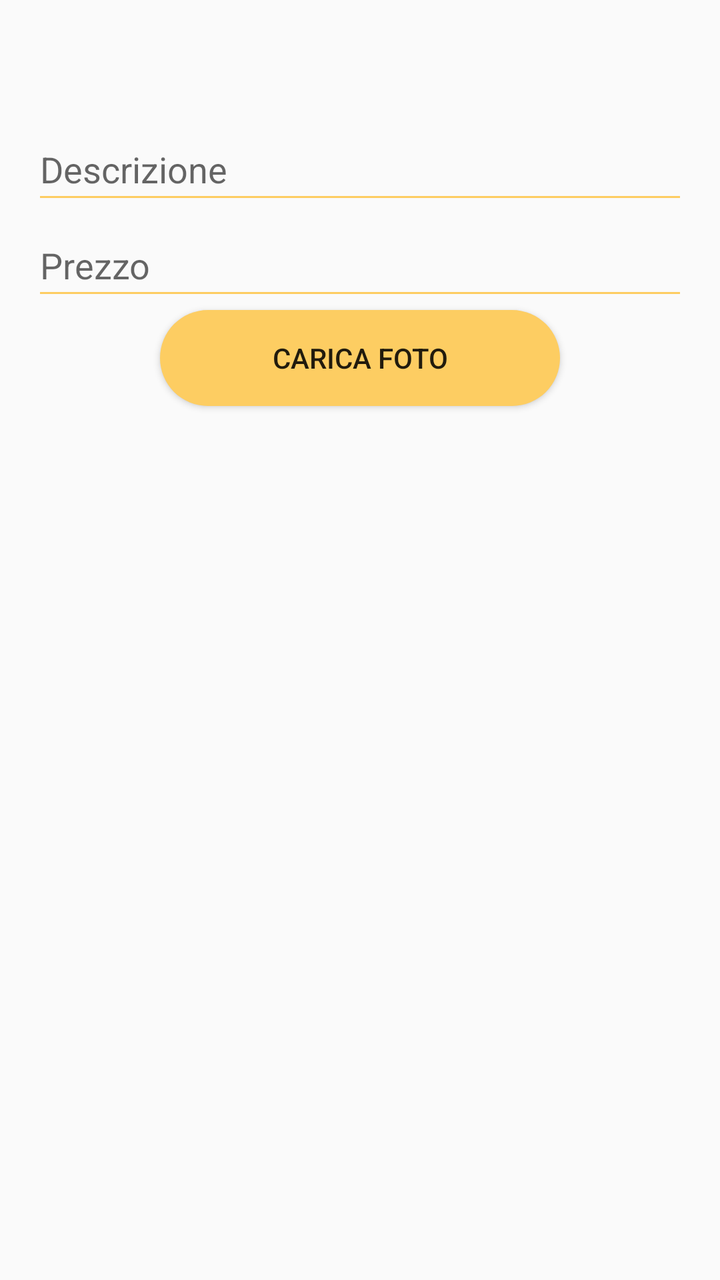
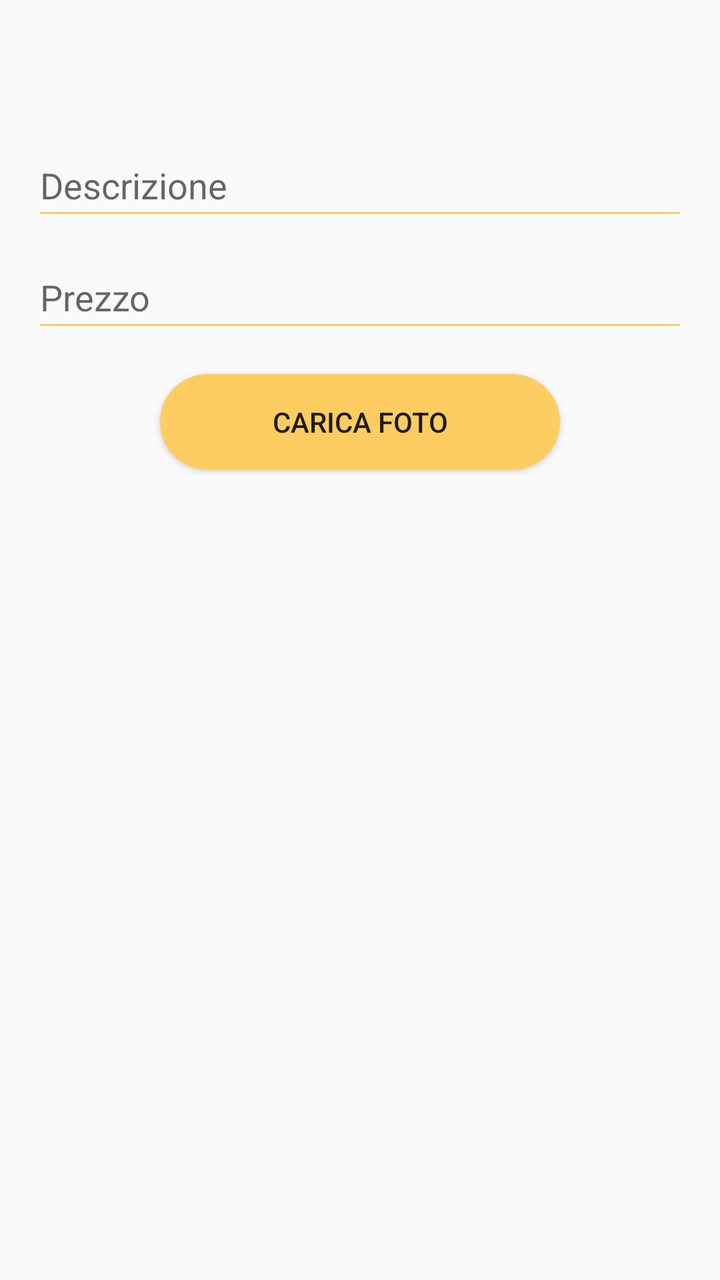

Screens rendered from an Android XML layout before and after an edit, with the pre-edit source and the edit as a unified diff.
<!-- AndroidManifest.xml: application theme Theme.HotSliceApp -->
<!-- res/layout/fragment_modifica_prodotto.xml -->
<?xml version="1.0" encoding="utf-8"?>
<LinearLayout xmlns:android="http://schemas.android.com/apk/res/android"
    android:layout_width="match_parent"
    android:layout_height="wrap_content"
    android:orientation="vertical"
    android:padding="16dp">

    <TextView
        android:id="@+id/editTextName"
        android:layout_width="match_parent"
        android:layout_height="wrap_content"
        android:backgroundTint="@color/yellow"
        android:textSize="20sp"
        android:layout_marginBottom="16dp"/>

    <EditText
        android:id="@+id/editTextDescription"
        android:layout_width="match_parent"
        android:layout_height="48dp"
        android:hint="Descrizione"
        android:backgroundTint="@color/yellow"
        />

    <EditText
        android:id="@+id/editTextPrice"
        android:layout_width="match_parent"
        android:layout_height="48dp"
        android:hint="Prezzo"
        android:inputType="numberDecimal"
        android:backgroundTint="@color/yellow"/>

    <Button
        android:id="@+id/buttonUploadPhoto"
        android:layout_width="200dp"
        android:layout_gravity="center"
        android:layout_height="wrap_content"
        android:text="Carica Foto"
        android:background="@drawable/custom_button"/>
</LinearLayout>
<!-- resources referenced by this layout -->
<resources>
  <color name="yellow">#FDCD62</color>
  <!-- drawable custom_button (drawable) -->
  <?xml version="1.0" encoding="utf-8"?>
  <shape xmlns:android="http://schemas.android.com/apk/res/android" android:shape="rectangle">
  
      <solid android:color="@color/yellow" />
      <corners android:radius="25dp" />
  </shape>
  <style name="Theme.HotSliceApp" parent="Theme.AppCompat.Light.NoActionBar">
          
          
          
          <item name="android:statusBarColor">@color/red</item>
      </style>
  <color name="red">#F9576A</color>
</resources>

<!-- the commit's change to res/layout/fragment_modifica_prodotto.xml (unified diff, before → after) -->
@@ -1,8 +1,6 @@
-<?xml version="1.0" encoding="utf-8"?>
-<LinearLayout xmlns:android="http://schemas.android.com/apk/res/android"
+<RelativeLayout xmlns:android="http://schemas.android.com/apk/res/android"
     android:layout_width="match_parent"
     android:layout_height="wrap_content"
-    android:orientation="vertical"
     android:padding="16dp">
 
     <TextView
@@ -19,21 +17,51 @@
         android:layout_height="48dp"
         android:hint="Descrizione"
         android:backgroundTint="@color/yellow"
-        />
+        android:imeOptions="actionNext"
+        android:inputType="textMultiLine"
+        android:layout_below="@id/editTextName"
+        android:layout_marginTop="8dp"/>
 
     <EditText
         android:id="@+id/editTextPrice"
         android:layout_width="match_parent"
         android:layout_height="48dp"
         android:hint="Prezzo"
+        android:backgroundTint="@color/yellow"
+        android:imeOptions="actionDone"
         android:inputType="numberDecimal"
-        android:backgroundTint="@color/yellow"/>
+        android:layout_below="@id/editTextDescription"
+        android:layout_marginTop="8dp"/>
 
     <Button
         android:id="@+id/buttonUploadPhoto"
         android:layout_width="200dp"
-        android:layout_gravity="center"
         android:layout_height="wrap_content"
         android:text="Carica Foto"
-        android:background="@drawable/custom_button"/>
-</LinearLayout>
+        android:background="@drawable/custom_button"
+        android:layout_below="@id/editTextPrice"
+        android:layout_centerHorizontal="true"
+        android:layout_marginTop="16dp"/>
+
+    <ImageView
+        android:id="@+id/imagePreview"
+        android:layout_width="wrap_content"
+        android:layout_height="200dp"
+        android:layout_below="@id/buttonUploadPhoto"
+        android:layout_centerHorizontal="true"
+        android:layout_marginTop="16dp"
+        android:scaleType="centerCrop"
+        android:src="@android:color/transparent"
+        android:visibility="gone"/>
+
+    <ProgressBar
+        android:id="@+id/progressBar"
+        android:layout_width="wrap_content"
+        android:layout_height="wrap_content"
+        android:layout_centerHorizontal="true"
+        android:layout_below="@id/imagePreview"
+        android:layout_marginTop="16dp"
+        android:visibility="gone"
+        android:indeterminateTint="@color/red"/>
+
+</RelativeLayout>
